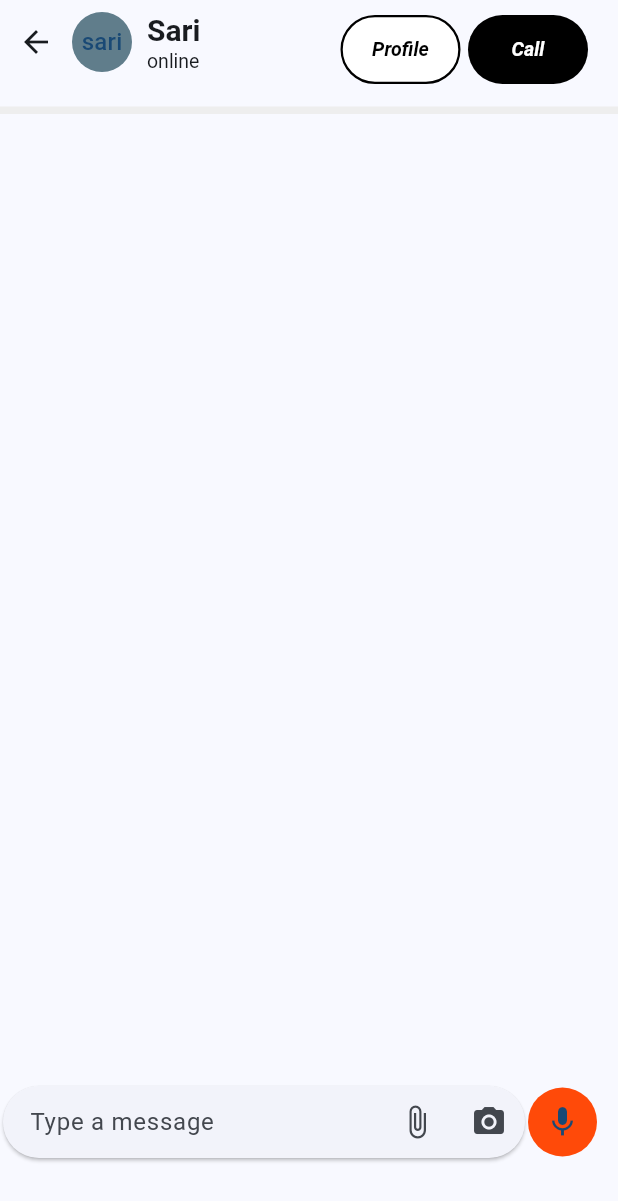
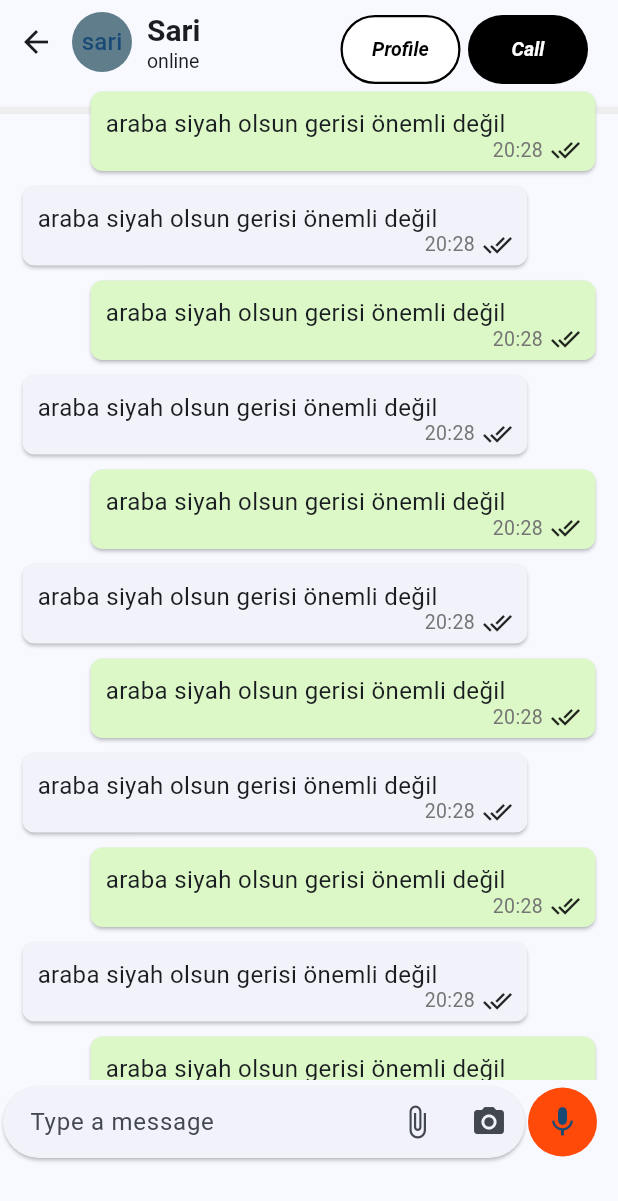
Before and after one commit to y-e-sryldz/chat_app, a Flutter app: the screen it shows after launch, after a tap on "sari", on a phone screen of 412 x 824 dp. Shown: the top 1201 px of the screen. Run offline on Flutter 3.47's test engine with Material 3 defaults, Android fonts, the phone set to English and light mode, and no system bars; our stand-ins replace camera.

Commit message:
sohbet ekranı tamam

```diff
--- /dev/null
+++ b/lib/CustomUI/OwnMessageCard.dart
@@ -0,0 +1,52 @@
+import 'package:flutter/material.dart';
+
+class OwnMessageCard extends StatelessWidget {
+  const OwnMessageCard({super.key});
+
+  @override
+  Widget build(BuildContext context) {
+    return Align(
+      alignment: Alignment.centerRight,
+      child: ConstrainedBox(
+        constraints: BoxConstraints(
+          maxWidth: MediaQuery.of(context).size.width - 45,
+        ),
+        child: Card(
+          elevation: 1,
+          shape: RoundedRectangleBorder(borderRadius: BorderRadius.circular(8)),
+          color: Color(0xffdcf8c6),
+          margin: EdgeInsets.symmetric(horizontal: 15, vertical: 5),
+          child: Stack(
+            children: [
+              Padding(
+                padding: const EdgeInsets.only(
+                    left: 10, right: 60, top: 10, bottom: 20),
+                child: Text(
+                  "araba siyah olsun gerisi önemli değil",
+                  style: TextStyle(fontSize: 16),
+                ),
+              ),
+              Positioned(
+                bottom: 4,
+                right: 10,
+                child: Row(
+                  children: [
+                    Text(
+                      "20:28",
+                      style: TextStyle(fontSize: 13, color: Colors.grey[600]),
+                    ),
+                    SizedBox(width: 5,),
+                    Icon(
+                      Icons.done_all,
+                      size: 20,
+                    )
+                  ],
+                ),
+              )
+            ],
+          ),
+        ),
+      ),
+    );
+  }
+}
--- /dev/null
+++ b/lib/CustomUI/ReplyCard.dart
@@ -0,0 +1,54 @@
+import 'package:flutter/material.dart';
+
+class ReplyCard extends StatelessWidget {
+  const ReplyCard({super.key});
+
+  @override
+  Widget build(BuildContext context) {
+    return Align(
+      alignment: Alignment.centerLeft,
+      child: ConstrainedBox(
+        constraints: BoxConstraints(
+          maxWidth: MediaQuery.of(context).size.width - 45,
+        ),
+        child: Card(
+          elevation: 1,
+          shape: RoundedRectangleBorder(borderRadius: BorderRadius.circular(8)),
+          //color: Color(0xffdcf8c6),
+          margin: EdgeInsets.symmetric(horizontal: 15, vertical: 5),
+          child: Stack(
+            children: [
+              Padding(
+                padding: const EdgeInsets.only(
+                    left: 10, right: 60, top: 10, bottom: 20),
+                child: Text(
+                  "araba siyah olsun gerisi önemli değil",
+                  style: TextStyle(fontSize: 16),
+                ),
+              ),
+              Positioned(
+                bottom: 4,
+                right: 10,
+                child: Row(
+                  children: [
+                    Text(
+                      "20:28",
+                      style: TextStyle(fontSize: 13, color: Colors.grey[600]),
+                    ),
+                    SizedBox(
+                      width: 5,
+                    ),
+                    Icon(
+                      Icons.done_all,
+                      size: 20,
+                    )
+                  ],
+                ),
+              )
+            ],
+          ),
+        ),
+      ),
+    );
+  }
+}
--- a/lib/Screens/IndividualPage.dart
+++ b/lib/Screens/IndividualPage.dart
@@ -1,3 +1,5 @@
+import 'package:chat_app/CustomUI/OwnMessageCard.dart';
+import 'package:chat_app/CustomUI/ReplyCard.dart';
 import 'package:chat_app/Model/ChatModel.dart';
 import 'package:flutter/material.dart';
 
@@ -103,7 +105,38 @@ class _IndividualPageState extends State<IndividualPage> {
               color: Color(0xFFEEEEEE),
             ),
           ),
-          ListView(),
+          Container(
+            height: MediaQuery.of(context).size.height - 160,
+            child: ListView(
+              shrinkWrap: true,
+              children: [
+                OwnMessageCard(),
+                ReplyCard(),
+                OwnMessageCard(),
+                ReplyCard(),
+                OwnMessageCard(),
+                ReplyCard(),
+                OwnMessageCard(),
+                ReplyCard(),
+                OwnMessageCard(),
+                ReplyCard(),
+                OwnMessageCard(),
+                ReplyCard(),
+                OwnMessageCard(),
+                ReplyCard(),
+                OwnMessageCard(),
+                ReplyCard(),
+                OwnMessageCard(),
+                ReplyCard(),
+                OwnMessageCard(),
+                ReplyCard(),
+                OwnMessageCard(),
+                ReplyCard(),
+                OwnMessageCard(),
+                ReplyCard(),
+              ],
+            ),
+          ),
           Align(
             alignment: Alignment.bottomCenter,
             child: Row(
```
